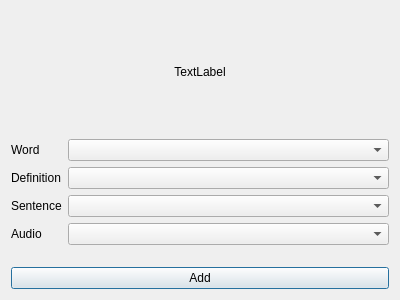
Qt form designer/form.ui (abdnh/anki-trdict) before a commit.
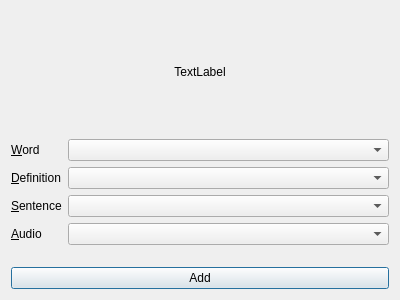
The same form after that commit.

Diff of the .ui file:
```diff
--- a/designer/form.ui
+++ b/designer/form.ui
@@ -26,7 +26,10 @@
      <item row="0" column="0">
       <widget class="QLabel" name="label">
        <property name="text">
-        <string>Word</string>
+        <string>&amp;Word</string>
+       </property>
+       <property name="buddy">
+        <cstring>wordFieldComboBox</cstring>
        </property>
       </widget>
      </item>
@@ -36,7 +39,10 @@
      <item row="1" column="0">
       <widget class="QLabel" name="label_2">
        <property name="text">
-        <string>Definition</string>
+        <string>&amp;Definition</string>
+       </property>
+       <property name="buddy">
+        <cstring>definitionFieldComboBox</cstring>
        </property>
       </widget>
      </item>
@@ -46,7 +52,10 @@
      <item row="2" column="0">
       <widget class="QLabel" name="label_3">
        <property name="text">
-        <string>Sentence</string>
+        <string>&amp;Sentence</string>
+       </property>
+       <property name="buddy">
+        <cstring>sentenceFieldComboBox</cstring>
        </property>
       </widget>
      </item>
@@ -56,7 +65,10 @@
      <item row="3" column="0">
       <widget class="QLabel" name="label_4">
        <property name="text">
-        <string>Audio</string>
+        <string>&amp;Audio</string>
+       </property>
+       <property name="buddy">
+        <cstring>audioFieldComboBox</cstring>
        </property>
       </widget>
      </item>
```
